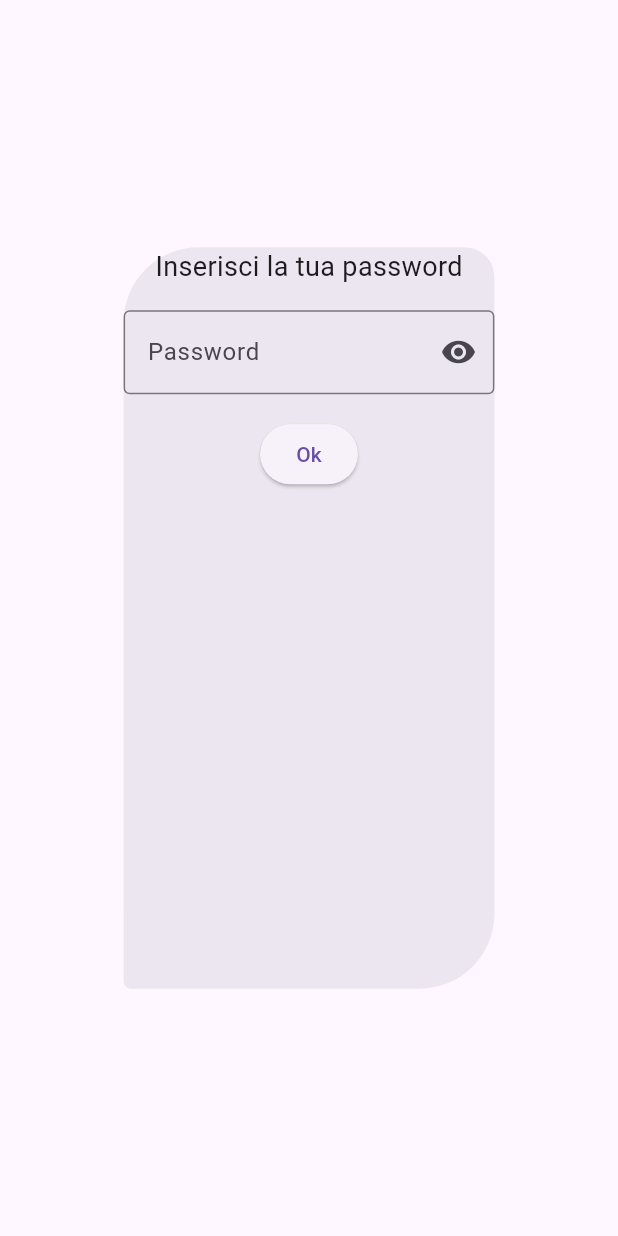
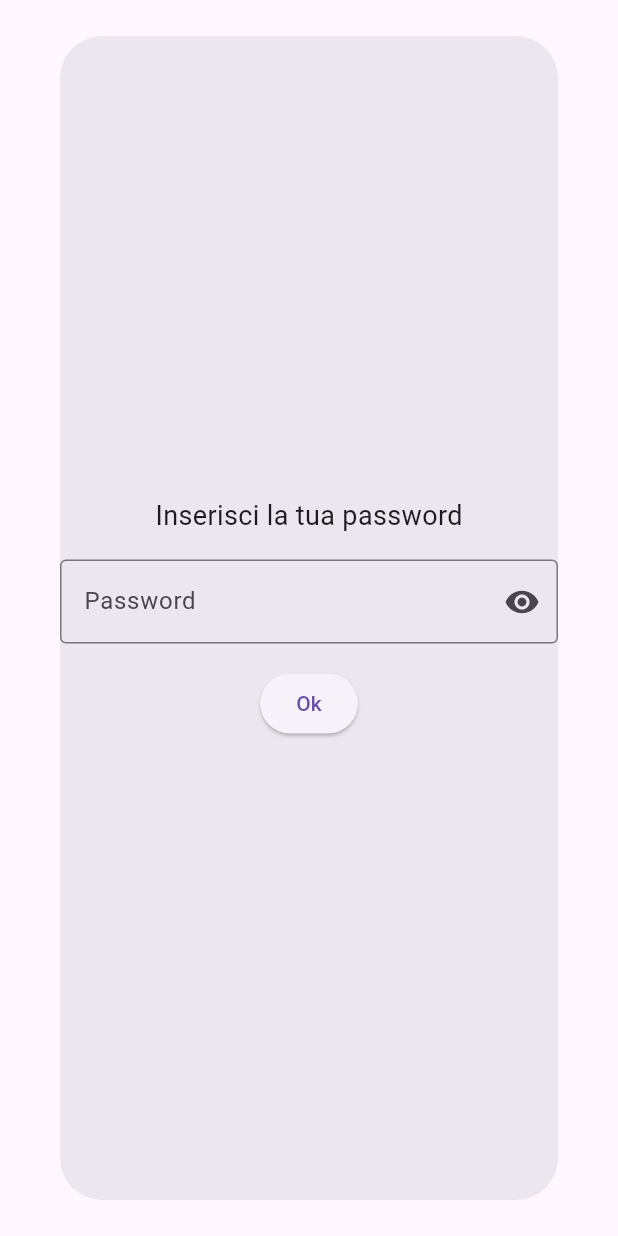
Before and after one commit to Channilol/TotemGelatoHPierre, a Flutter app: the PasswordContainerScreen widget shown alone on an empty page, opened directly, after a tap on "Ok", on a phone screen of 412 x 824 dp. Run offline on Flutter 3.47's test engine with Material 3 defaults, Android fonts, the phone set to English and light mode, and no system bars; our stand-ins replace badges, flutter_riverpod, flutter_staggered_animations, flutter_svg, font_awesome_flutter, google_fonts and 1 more; missing offline and left inert: json_theme; project files that could hold a hidden picture were left out.

Commit message:
fixed modal kill app

```diff
--- a/lib/components/kill_app_popup.dart
+++ b/lib/components/kill_app_popup.dart
@@ -34,7 +34,7 @@ class _PasswordContainerScreenState extends State<PasswordContainerScreen> {
   }
 
   Timer? timer;
-  int timerCount = 10;
+  int timerCount = 9;
   bool killTimerCount = false;
 
   void printTimer(int target) async {
@@ -43,7 +43,7 @@ class _PasswordContainerScreenState extends State<PasswordContainerScreen> {
         timerCount = target;
       });
       for (var i = target; i >= 0; i--) {
-        if (killTimerCount) return;
+        if (!killTimerCount) {
           if (mounted)
             await Future.delayed(Duration(seconds: 1), () {
               print(i);
@@ -54,11 +54,13 @@ class _PasswordContainerScreenState extends State<PasswordContainerScreen> {
         }
       }
     }
+  }
 
   @override
   Widget build(BuildContext context) {
-    return DialogWrapper(
+    return Dialog(
       child: Column(
+        mainAxisAlignment: MainAxisAlignment.center,
         children: [
           Text(
             "Inserisci la tua password",
@@ -66,6 +68,7 @@ class _PasswordContainerScreenState extends State<PasswordContainerScreen> {
           ),
           SizedBox(height: 16.0),
           TextFormField(
+            keyboardType: TextInputType.number,
             controller: _passwordController,
             obscureText: _obscurePassword,
             decoration: InputDecoration(
@@ -87,8 +90,8 @@ class _PasswordContainerScreenState extends State<PasswordContainerScreen> {
           ElevatedButton(
             onPressed: () {
               // Logica per gestire la password
-              if (_passwordController.text == 'Ciao') {
-                printTimer(10);
+              if (_passwordController.text == '1234') {
+                printTimer(9);
                 setState(() {
                   timer = Timer(Duration(seconds: 10), () {
                     exit(0);
@@ -113,6 +116,9 @@ class _PasswordContainerScreenState extends State<PasswordContainerScreen> {
               "L'applicazione si chiuderà in $timerCount secondi",
               style: TextStyle(fontSize: ResponsiveText.medium(context)),
             ),
+            SizedBox(
+              height: 20,
+            ),
             ElevatedButton(
                 onPressed: () {
                   timer!.cancel();
```
Lines whose indentation alone changed are shown as unchanged.
